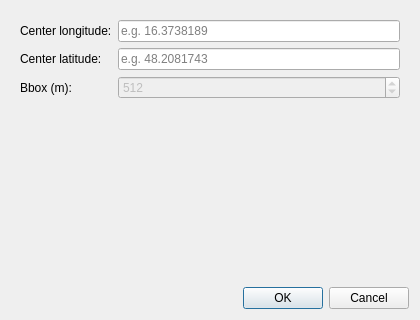
First picture: the form in infrared_city_gis/infrared_city_fetch_geometry_dialog.ui, repository Infrared-city/qgis-plugin, before the edit.
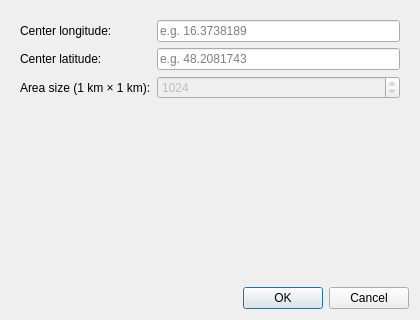
Second picture: the form after the edit.

```diff
--- a/infrared_city_gis/infrared_city_fetch_geometry_dialog.ui
+++ b/infrared_city_gis/infrared_city_fetch_geometry_dialog.ui
@@ -52,7 +52,7 @@
       <item row="2" column="0">
        <widget class="QLabel" name="label_bbox">
         <property name="text">
-         <string>Bbox (m):</string>
+         <string>Area size (1 km × 1 km):</string>
         </property>
        </widget>
       </item>
@@ -71,7 +71,7 @@
          <number>16</number>
         </property>
         <property name="value">
-         <number>512</number>
+         <number>1024</number>
         </property>
        </widget>
       </item>
```
